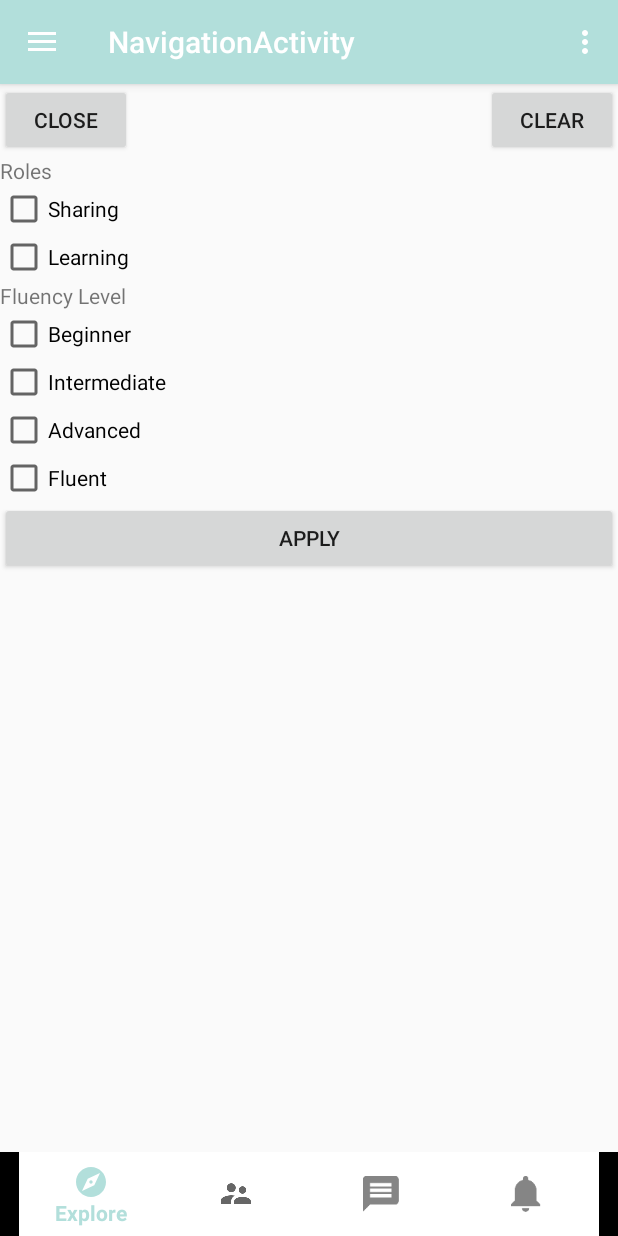
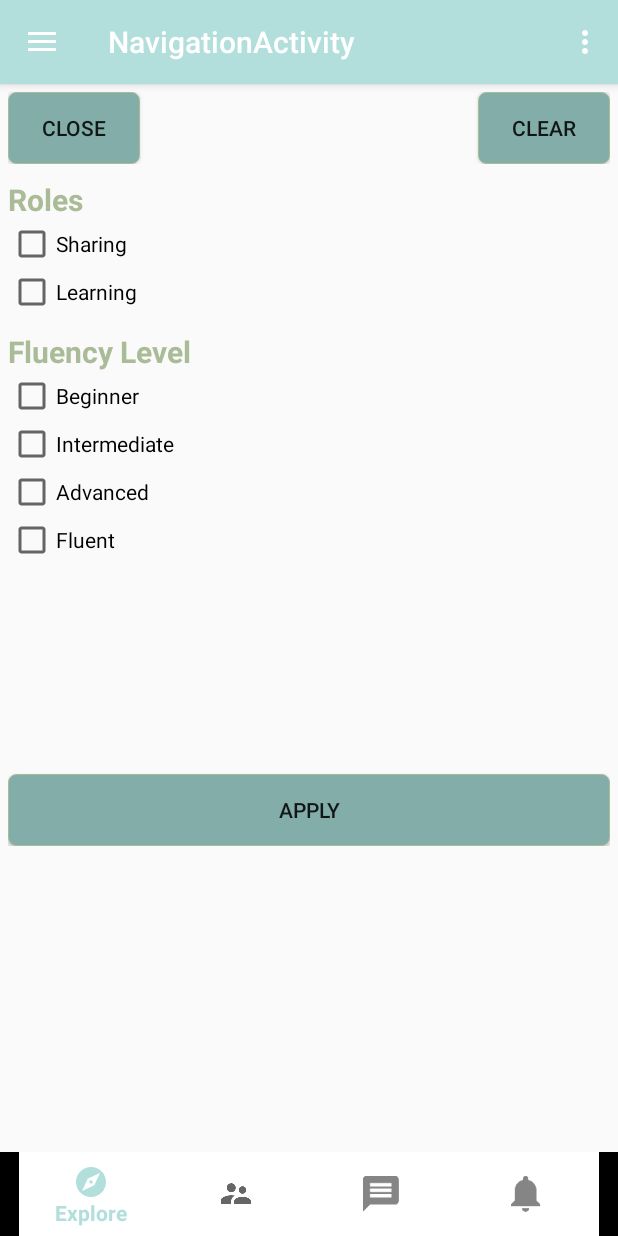
Before and after one commit to bbah93/Capstone_BMWS, an Android app: the fragment UserResultsFilterFragment placed in its activity, on a phone screen of 412 x 824 dp. Run offline under Robolectric (Android 15) with nearby library versions, the phone set to English and light mode, and no system bars; our stand-ins replace ButterKnife, Firebase (no records; nobody signed in at launch, a user with empty details on screens opened directly), Picasso; pictures from the network do not load; 4 statements that could not run were skipped.

Commit message:
change app bar titles based on frag

```diff
--- a/app/src/main/java/com/nyc/polymerse/HomeActivity.java
+++ b/app/src/main/java/com/nyc/polymerse/HomeActivity.java
@@ -133,11 +133,17 @@ public class HomeActivity extends AppCompatActivity
             }
         });
 
+
+
         fragment = new ExploreFragment();
         FragmentTransaction transaction = getSupportFragmentManager().beginTransaction();
         transaction.replace(R.id.fragment_container, fragment, "UserFrag");
         transaction.commit();
-        //this.getSupportActionBar().setTitle("Immersion");
+
+        final Toolbar toolbar = (Toolbar) findViewById(R.id.toolbar);
+        setSupportActionBar(toolbar);
+        toolbar.setTitle("Polymerse");
+
 
         bottomNavigationView = findViewById(R.id.nav_tab);
         bottomNavigationView.setOnNavigationItemSelectedListener(new BottomNavigationView.OnNavigationItemSelectedListener() {
@@ -151,7 +157,7 @@ public class HomeActivity extends AppCompatActivity
                         fragment = new UserResultsFragment();
                         transaction.replace(R.id.fragment_container, fragment, "UserFrag");
                         transaction.commit();
-                        //getSupportActionBar().setTitle("People");
+                        toolbar.setTitle("Find Users");
                         Log.d(TAG, "onOptionsItemSelected: people clicked");
                         return true;
                     case R.id.nav_messages:
@@ -159,7 +165,7 @@ public class HomeActivity extends AppCompatActivity
                         Log.d(TAG, "onOptionsItemSelected: messages clicked");
                         transaction.replace(R.id.fragment_container, fragment, "msgFrag");
                         transaction.commit();
-                        //getSupportActionBar().setTitle("Messages");
+                        toolbar.setTitle("Messages");
                         return true;
                     case R.id.nav_notification:
                         fragment = new NotificationFragment();
@@ -167,21 +173,21 @@ public class HomeActivity extends AppCompatActivity
                         Log.d(TAG, "onOptionsItemSelected: notification clicked");
 
                         transaction.commit();
-                        //getSupportActionBar().setTitle("Notifications");
+                        toolbar.setTitle("Notifications");
                         return true;
                     case R.id.nav_explore:
                         fragment = new ExploreFragment();
                         transaction.replace(R.id.fragment_container,fragment,"explore_frag");
+                        toolbar.setTitle("Polymerse");
                         transaction.commit();
-                        //getSupportActionBar().setTitle("Immersion");
                         return true;
                 }
                 return false;
             }
         });
 
-        Toolbar toolbar = (Toolbar) findViewById(R.id.toolbar);
-        setSupportActionBar(toolbar);
+
+
 
         DrawerLayout drawer = (DrawerLayout) findViewById(R.id.drawer_layout);
         ActionBarDrawerToggle toggle = new ActionBarDrawerToggle(
--- a/app/src/main/res/layout/fragment_user_results_filter.xml
+++ b/app/src/main/res/layout/fragment_user_results_filter.xml
@@ -3,6 +3,7 @@
     android:layout_width="match_parent"
     android:layout_height="match_parent"
     android:orientation="vertical"
+    android:padding="5dp"
     tools:context="com.nyc.polymerse.fragments.UserResultsFilterFragment">
 
     <!-- TODO: Update blank fragment layout -->
@@ -17,6 +18,7 @@
             android:layout_width="wrap_content"
             android:layout_height="wrap_content"
             android:layout_alignParentLeft="true"
+            android:background="@drawable/button_hollow"
             android:text="@string/close_filters" />
 
         <Button
@@ -24,6 +26,7 @@
             android:layout_width="wrap_content"
             android:layout_height="wrap_content"
             android:layout_alignParentRight="true"
+            android:background="@drawable/button_hollow"
             android:text="@string/clear_filters" />
 
     </RelativeLayout>
@@ -32,7 +35,11 @@
         android:id="@+id/Roles"
         android:layout_width="wrap_content"
         android:layout_height="wrap_content"
-        android:text="@string/role_filter" />
+        android:text="@string/role_filter"
+        android:textColor="@color/secondaryDarkColor"
+        android:textSize="20sp"
+        android:textStyle="bold"
+        android:layout_marginTop="10dp"/>
 
 
     <CheckBox
@@ -52,7 +59,11 @@
     <TextView
         android:layout_width="match_parent"
         android:layout_height="wrap_content"
-        android:text="@string/fluency_filter" />
+        android:text="@string/fluency_filter"
+        android:textColor="@color/secondaryDarkColor"
+        android:textSize="20sp"
+        android:layout_marginTop="10dp"
+        android:textStyle="bold" />
 
     <CheckBox
         android:id="@+id/beginner_fluency_filter"
@@ -78,10 +89,19 @@
         android:layout_height="wrap_content"
         android:text="@string/fluent_filter" />
 
+    <RelativeLayout
+        android:layout_width="wrap_content"
+        android:layout_height="188dp"
+        android:layout_gravity="bottom">
+
     <Button
         android:id="@+id/apply_filter"
         android:layout_width="match_parent"
         android:layout_height="wrap_content"
+        android:background="@drawable/button_hollow"
+        android:layout_alignParentBottom="true"
         android:text="@string/apply_filters" />
 
+    </RelativeLayout>
+
 </LinearLayout>
```
